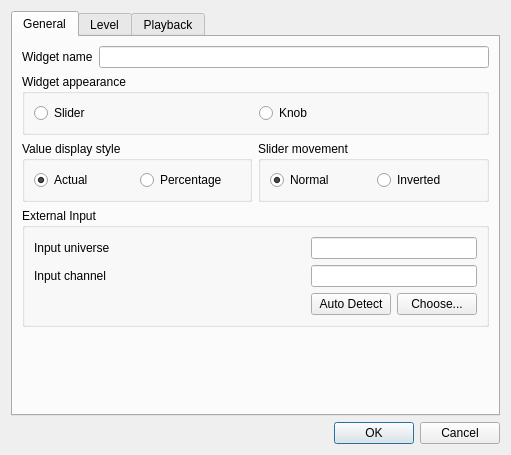
The window that ui/src/vcsliderproperties.ui (mcallegari/qlcplus) describes before a commit, drawn with Qt 5.
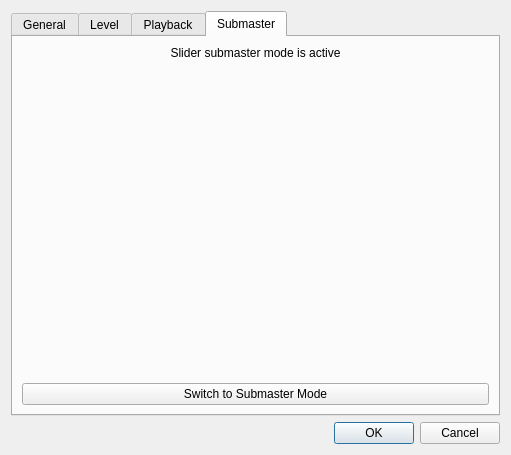
The same window after the commit. The open tabs and pages were chosen to show the change. Icons and pictures are not drawn.

Commit message: Virtual Console: Sliders can now be used as submasters of a frame

What changed in the file:
```diff
--- a/ui/src/vcsliderproperties.ui
+++ b/ui/src/vcsliderproperties.ui
@@ -569,6 +569,46 @@
        </item>
       </layout>
      </widget>
+     <widget class="QWidget" name="tab">
+      <attribute name="title">
+       <string>Submaster</string>
+      </attribute>
+      <layout class="QVBoxLayout" name="verticalLayout_3">
+       <item>
+        <widget class="QLabel" name="m_submasterInfo">
+         <property name="text">
+          <string>Slider submaster mode is active</string>
+         </property>
+         <property name="alignment">
+          <set>Qt::AlignCenter</set>
+         </property>
+        </widget>
+       </item>
+       <item>
+        <spacer name="m_submasterSpacer">
+         <property name="orientation">
+          <enum>Qt::Vertical</enum>
+         </property>
+         <property name="sizeHint" stdset="0">
+          <size>
+           <width>20</width>
+           <height>329</height>
+          </size>
+         </property>
+        </spacer>
+       </item>
+       <item>
+        <widget class="QPushButton" name="m_switchToSubmasterModeButton">
+         <property name="toolTip">
+          <string>Make the slider act as a submaster</string>
+         </property>
+         <property name="text">
+          <string>Switch to Submaster Mode</string>
+         </property>
+        </widget>
+       </item>
+      </layout>
+     </widget>
     </widget>
    </item>
    <item>
```
The commit also changes 14 other files.
